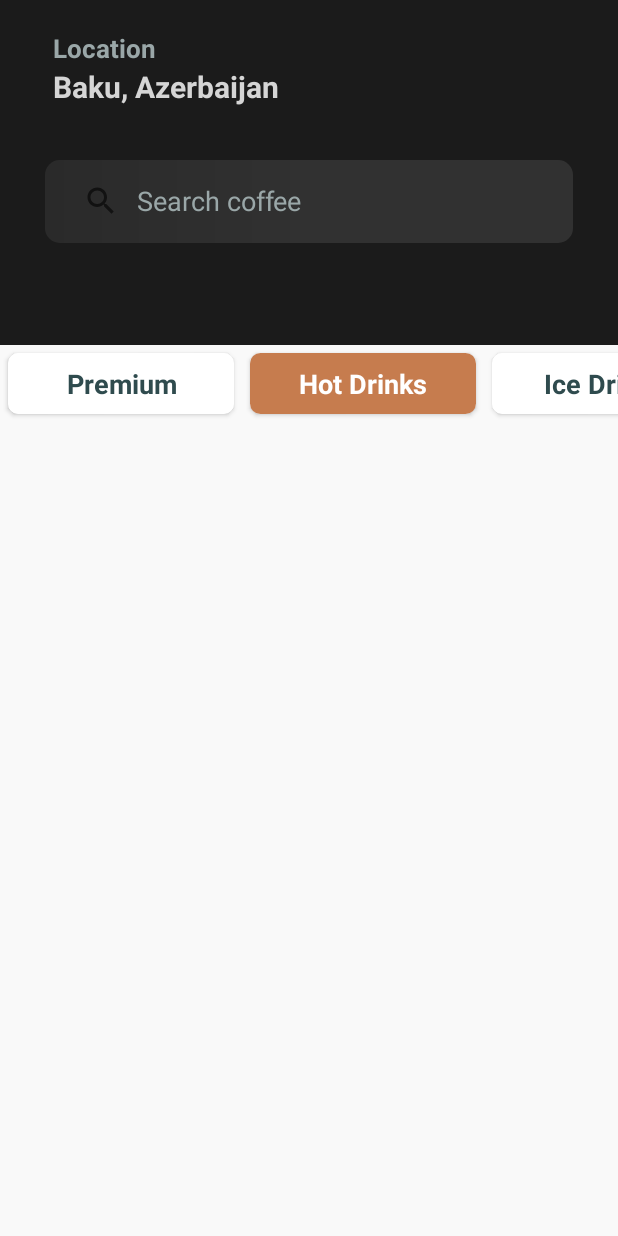
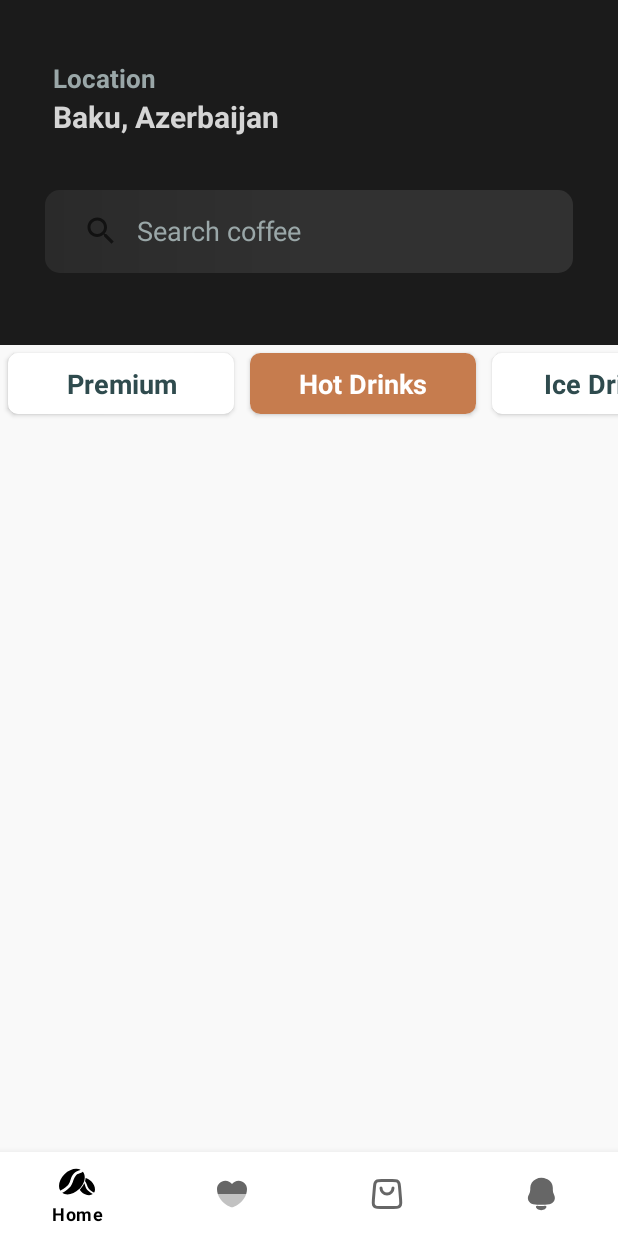
Before and after one commit to natiqhaciyef/CoffeeShop, an Android app: the screen it shows after launch once a user with an empty profile is signed in (MainActivity), on a phone screen of 412 x 824 dp. Run offline under Robolectric (Android 15) with nearby library versions, the phone set to English and light mode, and no system bars; our stand-ins replace Firebase (no records; nobody signed in at launch, a user with empty details on screens opened directly); Roboto replaces fonts that are not available here.

Commit message:
Bottom Navigation have been successfully implemented navigation_menu.xml

```diff
--- a/app/src/main/java/com/natiqhaciyef/coffeshop/ui/MainActivity.kt
+++ b/app/src/main/java/com/natiqhaciyef/coffeshop/ui/MainActivity.kt
@@ -2,6 +2,7 @@ package com.natiqhaciyef.coffeshop.ui
 
 import androidx.appcompat.app.AppCompatActivity
 import android.os.Bundle
+import androidx.navigation.findNavController
 import com.natiqhaciyef.coffeshop.R
 import com.natiqhaciyef.coffeshop.databinding.ActivityMainBinding
 
@@ -11,5 +12,34 @@ class MainActivity : AppCompatActivity() {
         super.onCreate(savedInstanceState)
         binding = ActivityMainBinding.inflate(layoutInflater)
         setContentView(binding.root)
+
+        binding.bottomNavigationView.setOnItemSelectedListener {
+            when (it.itemId) {
+                R.id.homeFragment -> {
+                    navigationFragments(R.id.homeFragment)
+                    true
+                }
+                R.id.favouritesFragment -> {
+                    navigationFragments(R.id.favouritesFragment)
+                    true
+                }
+                R.id.cartFragment -> {
+                    navigationFragments(R.id.cartFragment)
+                    true
+                }
+                R.id.notificationFragment -> {
+                    navigationFragments(R.id.notificationFragment)
+                    true
+                }
+                else -> {
+                    false
+                }
+            }
+        }
+
+    }
+
+    private fun navigationFragments(id: Int) {
+        binding.fragmentContainerView.findNavController().navigate(id)
     }
 }
--- a/app/src/main/java/com/natiqhaciyef/coffeshop/ui/view/homescreen/HomeFragment.kt
+++ b/app/src/main/java/com/natiqhaciyef/coffeshop/ui/view/homescreen/HomeFragment.kt
@@ -29,7 +29,7 @@ class HomeFragment : Fragment() {
     private val categories = Categories.list
     private lateinit var coffeeAdapter: CoffeeAdapter
     private var coffeeList = mutableListOf<CoffeeModel>()
-    val viewModel: HomeViewModel by viewModels()
+    private val viewModel: HomeViewModel by viewModels()
 
     override fun onCreateView(
         inflater: LayoutInflater, container: ViewGroup?,
@@ -68,7 +68,6 @@ class HomeFragment : Fragment() {
                 for (element in Categories.list){
                     element.isChecked = element.name == category.name
                 }
-//                categoryAdapter.list = Categories.list
                 setupCategories()
             }
         })
--- /dev/null
+++ b/app/src/main/res/drawable/cart_menu_icon.xml
@@ -0,0 +1,13 @@
+<vector xmlns:android="http://schemas.android.com/apk/res/android"
+    android:width="800dp"
+    android:height="800dp"
+    android:viewportWidth="24"
+    android:viewportHeight="24">
+  <path
+      android:pathData="M16,8C16,9.061 15.578,10.078 14.828,10.828C14.078,11.579 13.061,12 12,12C10.939,12 9.921,11.579 9.171,10.828C8.421,10.078 8,9.061 8,8M3.633,7.401L2.933,15.801C2.782,17.606 2.707,18.508 3.012,19.204C3.28,19.816 3.745,20.32 4.332,20.638C5,21 5.905,21 7.716,21H16.283C18.094,21 18.999,21 19.667,20.638C20.255,20.32 20.719,19.816 20.987,19.204C21.292,18.508 21.217,17.606 21.066,15.801L20.366,7.401C20.237,5.849 20.172,5.072 19.829,4.485C19.526,3.967 19.075,3.553 18.534,3.294C17.92,3 17.141,3 15.583,3L8.416,3C6.858,3 6.079,3 5.465,3.294C4.924,3.553 4.473,3.967 4.171,4.485C3.827,5.072 3.762,5.849 3.633,7.401Z"
+      android:strokeLineJoin="round"
+      android:strokeWidth="2"
+      android:fillColor="#00000000"
+      android:strokeColor="@color/gray"
+      android:strokeLineCap="round"/>
+</vector>
--- /dev/null
+++ b/app/src/main/res/drawable/coffee_beans_menu_icon.xml
@@ -0,0 +1,18 @@
+<vector xmlns:android="http://schemas.android.com/apk/res/android"
+    android:width="800dp"
+    android:height="800dp"
+    android:viewportWidth="470.05"
+    android:viewportHeight="470.05">
+  <path
+      android:pathData="M420.62,226.1c-22.4,-22.4 -48.2,-37.5 -73.3,-44.6c-0.5,9 -1.6,18.3 -3.6,27.7c-1,4.8 -2.2,9.7 -3.6,14.5c14,16.9 20.2,34.4 25.3,49.8c5.5,16.9 9.8,31.5 19.8,44.5c2.8,3.7 6.3,7.7 10.3,11.7c10.5,10.5 24.3,21.2 36.6,29.2c12,8.1 23.9,13.5 26.3,13.6c0.3,0.1 0.6,0.2 0.8,0.3C482.62,334.9 467.32,272.8 420.62,226.1z"
+      android:fillColor="@color/gray"/>
+  <path
+      android:pathData="M440.92,392.9c-6.8,-3.1 -14.1,-7.4 -22.4,-12.7c-13.7,-8.9 -28.5,-20.4 -40.9,-32.7c-4.7,-4.7 -9,-9.5 -12.7,-14.4c-13.5,-17.9 -18.5,-36 -23.8,-52.2c-3.3,-10 -6.6,-19.3 -11.6,-28.2c-12.9,29.2 -32.4,57.4 -57,82c-0.9,0.9 -1.8,1.7 -2.7,2.6c5.4,7.3 11.6,14.5 18.4,21.3C337.52,407.8 403.82,422.1 440.92,392.9z"
+      android:fillColor="@color/gray"/>
+  <path
+      android:pathData="M15.82,346.9c0.4,-0.1 0.8,-0.4 1.2,-0.4c3.4,-0.2 20.7,-8.1 38.1,-19.8c17.9,-11.7 37.8,-27.2 53.1,-42.5c5.8,-5.8 10.9,-11.6 15,-16.9c14.4,-18.9 20.7,-40.1 28.7,-64.7c8,-24.3 17.9,-52.1 42.1,-78.6c1,-1.1 2.2,-2.4 3.5,-3.8c19.5,-19.4 41.2,-26.6 60.2,-33.9c8.2,-3.2 16.1,-6.4 23.9,-10.3c-16.5,-9.3 -36,-13.9 -56.9,-13.9c-49.1,0 -106.4,25 -153.1,71.7C3.82,201.7 -18.27,291.8 15.82,346.9z"
+      android:fillColor="@color/gray"/>
+  <path
+      android:pathData="M321.92,241.3c3.7,-9.2 6.7,-18.3 9,-27.4c3,-11.9 4.7,-23.7 5.1,-35.1c1,-29.6 -6.8,-56.5 -24.1,-76.9c-14.7,9.1 -28.9,14.8 -41.2,19.5c-20.1,7.5 -34.8,13.1 -46.7,25.1c-0.6,0.6 -1.3,1.4 -2.2,2.4c-18.5,20.3 -26.3,41.1 -34.1,64.8c-7.7,23.5 -14.9,49.9 -34.6,75.8c-5.4,7.1 -11.7,14.1 -18.5,20.9c-17.9,17.9 -39.5,34.6 -59.4,47.5c-12,7.7 -22.7,13.9 -32.5,18.5c18.7,14.7 42.5,21.8 68.7,21.8c48.7,0 105.4,-24.6 151.9,-70.6c0.4,-0.4 0.8,-0.8 1.2,-1.1C290.62,300.4 309.92,270.8 321.92,241.3z"
+      android:fillColor="@color/gray"/>
+</vector>
--- /dev/null
+++ b/app/src/main/res/drawable/heart_menu_icon.xml
@@ -0,0 +1,14 @@
+<vector xmlns:android="http://schemas.android.com/apk/res/android"
+    android:width="800dp"
+    android:height="800dp"
+    android:viewportWidth="24"
+    android:viewportHeight="24">
+  <path
+      android:pathData="M22,8.69C22,9.88 21.81,10.98 21.48,12H2.52C2.19,10.98 2,9.88 2,8.69C2,5.6 4.49,3.1 7.56,3.1C9.37,3.1 10.99,3.98 12,5.33C13.01,3.98 14.63,3.1 16.44,3.1C19.51,3.1 22,5.6 22,8.69Z"
+      android:fillColor="@color/light_black"/>
+  <path
+      android:pathData="M21.479,12C19.899,17 15.03,19.99 12.62,20.81C12.28,20.93 11.719,20.93 11.38,20.81C8.97,19.99 4.1,17 2.52,12H21.479Z"
+      android:strokeAlpha="0.4"
+      android:fillColor="@color/gray"
+      android:fillAlpha="0.4"/>
+</vector>
--- /dev/null
+++ b/app/src/main/res/drawable/location_menu_icon.xml
@@ -0,0 +1,12 @@
+<vector xmlns:android="http://schemas.android.com/apk/res/android"
+    android:width="800dp"
+    android:height="800dp"
+    android:viewportWidth="512"
+    android:viewportHeight="512">
+  <path
+      android:pathData="M256,42.67C338.47,42.67 405.33,109.53 405.33,192C405.33,219.2 398.08,244.69 385.35,266.68C376.86,281.33 333.75,355.99 256,490.67C178.25,355.99 135.14,281.33 126.65,266.68C113.92,244.69 106.67,219.2 106.67,192C106.67,109.53 173.53,42.67 256,42.67ZM256,128C220.65,128 192,156.65 192,192C192,227.35 220.65,256 256,256C291.35,256 320,227.35 320,192C320,156.65 291.35,128 256,128Z"
+      android:strokeWidth="1"
+      android:fillColor="@color/gray"
+      android:fillType="evenOdd"
+      android:strokeColor="#00000000"/>
+</vector>
--- /dev/null
+++ b/app/src/main/res/drawable/notification_menu_icon.xml
@@ -0,0 +1,14 @@
+<vector xmlns:android="http://schemas.android.com/apk/res/android"
+    android:width="800dp"
+    android:height="800dp"
+    android:viewportWidth="24"
+    android:viewportHeight="24">
+  <path
+      android:pathData="M14.802,19.832C15.418,19.77 15.835,20.424 15.544,20.954C15.339,21.327 15.049,21.653 14.703,21.92C14.35,22.192 13.94,22.401 13.5,22.541C13.06,22.681 12.593,22.752 12.124,22.752C11.655,22.752 11.188,22.681 10.748,22.541C10.309,22.401 9.899,22.192 9.546,21.92C9.199,21.653 8.91,21.327 8.705,20.954C8.414,20.424 8.83,19.77 9.446,19.832C9.639,19.851 11.143,19.998 12.124,19.998C13.105,19.998 14.61,19.851 14.802,19.832Z"
+      android:fillColor="@color/gray"
+      android:fillType="evenOdd"/>
+  <path
+      android:pathData="M8.529,2.088C10.793,1.004 13.446,0.968 15.742,1.987L15.948,2.079C18.353,3.147 19.893,5.462 19.893,8.01L19.893,9.273C19.893,10.288 20.124,11.292 20.568,12.213L20.833,12.763C22.052,15.29 20.465,18.243 17.616,18.75L17.455,18.778C13.93,19.405 10.315,19.405 6.79,18.778C3.903,18.265 2.375,15.194 3.772,12.712L3.999,12.308C4.56,11.312 4.853,10.198 4.853,9.066L4.853,7.792C4.853,5.374 6.277,3.165 8.529,2.088Z"
+      android:fillColor="@color/gray"
+      android:fillType="evenOdd"/>
+</vector>
--- a/app/src/main/res/layout/activity_main.xml
+++ b/app/src/main/res/layout/activity_main.xml
@@ -10,11 +10,22 @@
         android:id="@+id/fragmentContainerView"
         android:name="androidx.navigation.fragment.NavHostFragment"
         android:layout_width="match_parent"
-        android:layout_height="match_parent"
+        android:layout_height="0dp"
         app:defaultNavHost="true"
-        app:navGraph="@navigation/home_nav_graph"
-        app:layout_constraintTop_toTopOf="parent"
+        app:layout_constraintBottom_toTopOf="@+id/bottomNavigationView"
         app:layout_constraintEnd_toEndOf="parent"
         app:layout_constraintStart_toStartOf="parent"
-        />
+        app:layout_constraintTop_toTopOf="parent"
+        app:navGraph="@navigation/home_nav_graph" />
+
+    <com.google.android.material.bottomnavigation.BottomNavigationView
+        android:id="@+id/bottomNavigationView"
+        android:layout_width="match_parent"
+        android:layout_height="wrap_content"
+        app:layout_constraintBottom_toBottomOf="parent"
+        app:layout_constraintEnd_toEndOf="parent"
+        app:layout_constraintStart_toStartOf="parent"
+        app:menu="@menu/navigation_menu" />
+
+
 </androidx.constraintlayout.widget.ConstraintLayout>
--- a/app/src/main/res/layout/fragment_home.xml
+++ b/app/src/main/res/layout/fragment_home.xml
@@ -26,7 +26,7 @@
             android:layout_width="match_parent"
             android:layout_height="wrap_content"
             android:layout_marginStart="35dp"
-            android:layout_marginTop="20dp"
+            android:layout_marginTop="40dp"
             android:text="Location"
             android:textColor="@color/gray"
             android:textSize="17sp"
--- /dev/null
+++ b/app/src/main/res/menu/navigation_menu.xml
@@ -0,0 +1,22 @@
+<?xml version="1.0" encoding="utf-8"?>
+<menu xmlns:android="http://schemas.android.com/apk/res/android">
+
+    <item android:id="@+id/homeFragment"
+            android:title="Home"
+            android:icon="@drawable/coffee_beans_menu_icon" />
+
+    <item android:id="@+id/favouritesFragment"
+        android:title="Saved"
+        android:icon="@drawable/heart_menu_icon" />
+
+    <item android:id="@+id/cartFragment"
+        android:title="Cart"
+        android:icon="@drawable/cart_menu_icon" />
+
+    <item android:id="@+id/notificationFragment"
+        android:title="Notification"
+        android:icon="@drawable/notification_menu_icon" />
+
+
+
+</menu>
--- a/app/src/main/res/values/themes.xml
+++ b/app/src/main/res/values/themes.xml
@@ -10,7 +10,7 @@
         <item name="colorSecondaryVariant">@color/teal_700</item>
         <item name="colorOnSecondary">@color/black</item>
         <!-- Status bar color. -->
-        <item name="android:statusBarColor">@color/black</item>
+        <item name="android:statusBarColor">@color/light_black</item>
         <!-- Customize your theme here. -->
         <item name="windowActionBar">false</item>
         <item name="windowNoTitle">true</item>
```
